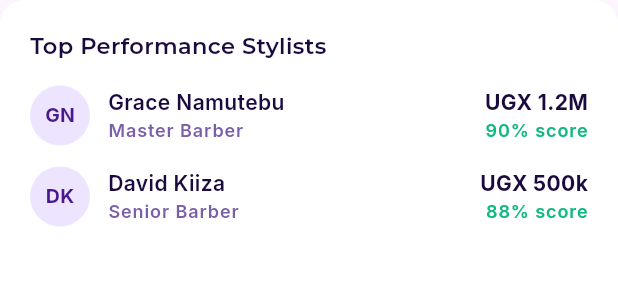
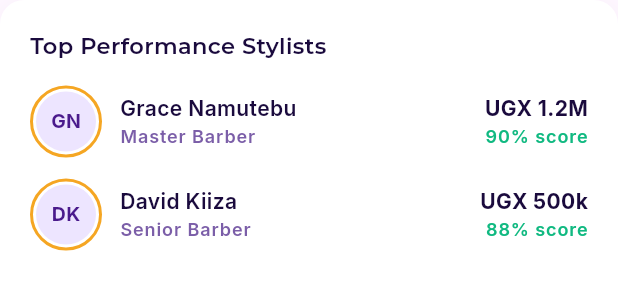
Before and after one commit to Becky-234/Salon-Go, a Flutter app: the TopStylists widget shown alone on an empty page, opened directly, on a phone screen of 412 x 824 dp. Shown: the top 300 px of the screen. Run offline on Flutter 3.47's test engine with Material 3 defaults, Android fonts, the phone set to English and light mode, and no system bars; our stand-ins replace fl_chart.

Commit message:
style: add gold border to profile avatar in Top Stylists

```diff
--- a/lib/widgets/top_stylists.dart
+++ b/lib/widgets/top_stylists.dart
@@ -33,7 +33,13 @@ class TopStylists extends StatelessWidget {
       padding: const EdgeInsets.only(bottom: 14),
       child: Row(
         children: [
-          CircleAvatar(
+          Container(
+            padding: const EdgeInsets.all(2),
+            decoration: BoxDecoration(
+              shape: BoxShape.circle,
+              border: Border.all(color: AppColors.accent, width: 2),
+            ),
+            child: CircleAvatar(
               radius: 20,
               backgroundColor: AppColors.surfaceContainer,
               child: Text(s['initials'],
@@ -41,6 +47,7 @@ class TopStylists extends StatelessWidget {
                       fontSize: 13,
                       fontWeight: FontWeight.w700,
                       color: AppColors.primary)),
+            ),
           ),
           const SizedBox(width: 12),
           Expanded(
```
Lines whose indentation alone changed are shown as unchanged.
